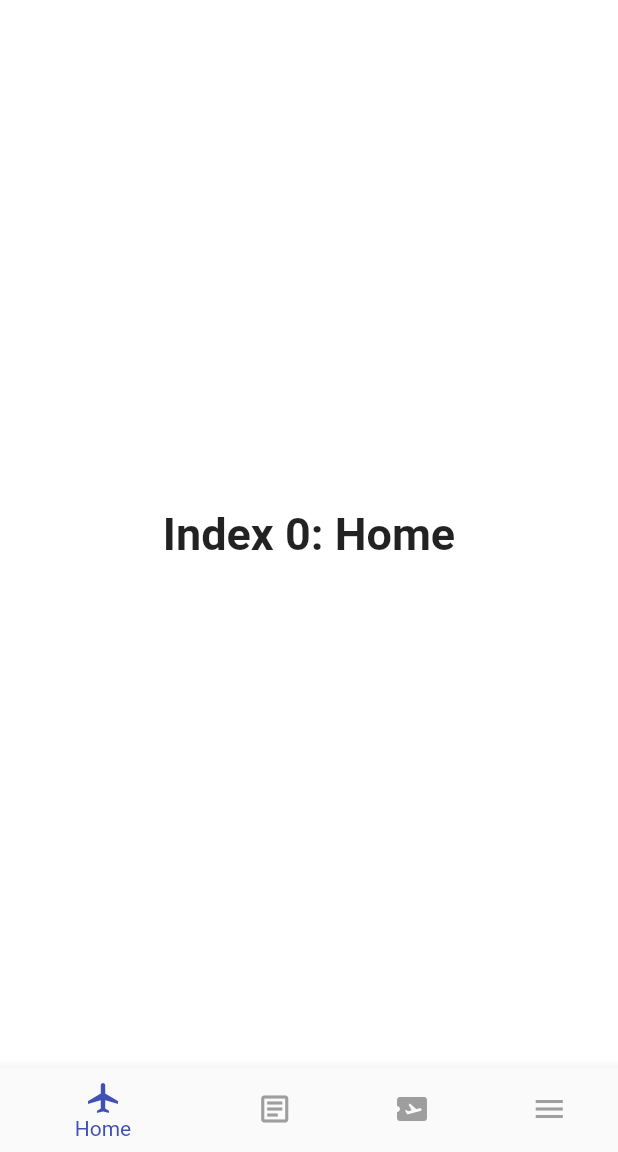
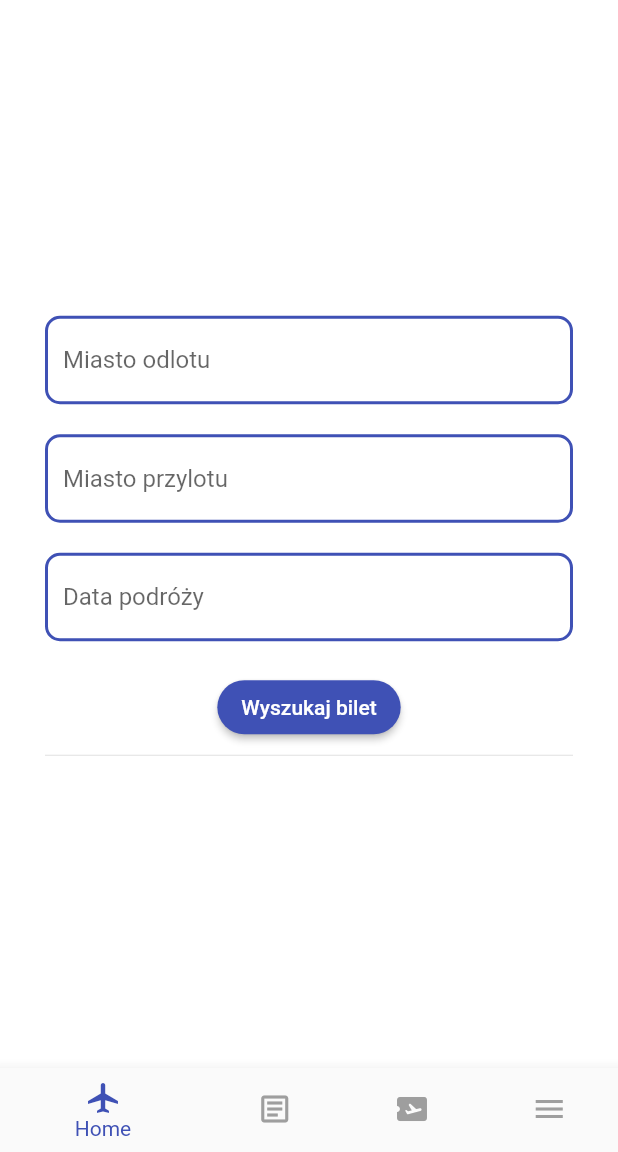
Before and after one commit to MrNanio/ticked, a Flutter app: the HomePage screen opened directly, on a phone screen of 412 x 824 dp, the part 84-1236 px from its top. Run offline on Flutter 3.47's test engine with Material 2 defaults, Android fonts, the phone set to English and light mode, and no system bars; our stand-ins replace cloud_firestore, firebase_auth, firebase_core, flutter_advanced_switch, flutter_spinkit, google_fonts; accounts and stored records are empty.

Commit message:
Flight form added

```diff
--- /dev/null
+++ b/lib/pages/flights/search_flight.dart
@@ -0,0 +1,101 @@
+import 'package:flutter/material.dart';
+import 'package:ticked/utils/form_decorators.dart';
+import 'package:intl/intl.dart';
+
+class SearchFlight extends StatefulWidget {
+  const SearchFlight({Key? key}) : super(key: key);
+
+  @override
+  _SearchFlightState createState() => _SearchFlightState();
+}
+
+class _SearchFlightState extends State<SearchFlight> {
+
+  TextEditingController _dateEditingController = TextEditingController();
+  String _start = '';
+  String _end = '';
+  DateTime? _selectedDate;
+
+
+  @override
+  Widget build(BuildContext context) {
+    return SingleChildScrollView(
+      child: Padding(
+        padding: const EdgeInsets.fromLTRB(30.0, 0.0, 30.0, 10.0),
+        child: Column(
+          children: [
+            Form(
+                child: Column(
+                  children: [
+                    SizedBox(height: 20.0,),
+                    TextFormField(
+                      decoration: textInputDecoration.copyWith(hintText: 'Miasto odlotu'),
+
+                    ),
+                    SizedBox(height: 20.0,),
+                    TextFormField(
+                      decoration: textInputDecoration.copyWith(hintText: 'Miasto przylotu'),
+
+                    ),
+                    SizedBox(height: 20.0,),
+                    TextFormField(
+                      decoration: textInputDecoration.copyWith(hintText: 'Data podróży'),
+                      focusNode: AlwaysDisabledFocusNode(),
+                      controller: _dateEditingController,
+                      onTap: () {
+                        _selectDate(context);
+                      },
+                    ),
+                    SizedBox(height: 20.0,),
+                    MaterialButton(
+                        onPressed: () {},
+                        child: Text('Wyszukaj bilet',
+                          style: TextStyle(color: Colors.white),
+                        ),
+                        color: Colors.indigo,
+                        shape: RoundedRectangleBorder(
+                            borderRadius: BorderRadius.circular(40))
+                    )
+                  ],
+                )
+            ),
+            Divider(),
+          ],
+        ),
+      ),
+    );
+  }
+
+  _selectDate(BuildContext context) async {
+    DateTime? newSelectedDate = await showDatePicker(
+        context: context,
+        locale: const Locale('pl', 'PL'),
+        initialDate: _selectedDate != null ? _selectedDate! : DateTime.now(),
+        firstDate: DateTime(2000),
+        lastDate: DateTime(2040),
+        builder: (BuildContext context, Widget? child) {
+          return Theme(
+            data: ThemeData.light().copyWith(
+              colorScheme: ColorScheme.fromSwatch(
+                primarySwatch: Colors.indigo
+              )
+            ),
+            child: child!,
+          );
+        });
+
+    if (newSelectedDate != null) {
+      _selectedDate = newSelectedDate;
+      _dateEditingController
+        ..text = DateFormat('dd/MM/yyyy').format(_selectedDate!)
+        ..selection = TextSelection.fromPosition(TextPosition(
+            offset: _dateEditingController.text.length,
+            affinity: TextAffinity.upstream));
+    }
+  }
+}
+
+class AlwaysDisabledFocusNode extends FocusNode {
+  @override
+  bool get hasFocus => false;
+}
--- a/lib/pages/home/home_page.dart
+++ b/lib/pages/home/home_page.dart
@@ -1,6 +1,7 @@
 import 'package:flutter/material.dart';
 import 'package:flutter/cupertino.dart';
 import 'package:google_fonts/google_fonts.dart';
+import 'package:ticked/pages/flights/search_flight.dart';
 import 'package:ticked/pages/settings/settings_page.dart';
 import 'package:ticked/widgets/menu_widget.dart';
 
@@ -24,10 +25,7 @@ class _HomePage extends State<HomePage> {
       TextStyle(fontSize: 30, fontWeight: FontWeight.bold);
 
   static final List<Widget> _widgetOptions = <Widget>[
-    const Text(
-      'Index 0: Home',
-      style: optionStyle,
-    ),
+    const SearchFlight(),
     const Text(
       'Index 1: Rezerwacje',
       style: optionStyle,
--- /dev/null
+++ b/lib/utils/form_decorators.dart
@@ -0,0 +1,17 @@
+import 'package:flutter/material.dart';
+
+var textInputDecoration = InputDecoration(
+    fillColor: Colors.white,
+    filled: true,
+    enabledBorder: OutlineInputBorder(
+        borderSide: BorderSide(
+          color: Colors.indigo,
+          width: 2.0,
+        ),
+        borderRadius: BorderRadius.circular(10.0)),
+    focusedBorder: OutlineInputBorder(
+        borderSide: BorderSide(
+          color: Colors.red,
+          width: 2.0,
+        ),
+        borderRadius: BorderRadius.circular(10.0)));
--- a/lib/utils/splash.dart
+++ b/lib/utils/splash.dart
@@ -18,7 +18,7 @@ class _SplashState extends State<Splash> {
   }
 
   _navigateAfterDelay() async {
-    await Future.delayed(const Duration(seconds: 4), () {});
+    await Future.delayed(const Duration(seconds: 1), () {});
     Navigator.pushReplacement(context,
         MaterialPageRoute(
             builder: (context) => const AuthenticationWrapper()));
--- a/pubspec.yaml
+++ b/pubspec.yaml
@@ -36,7 +36,11 @@ dependencies:
   provider: ^6.0.1
   flutter_spinkit: ^5.1.0
   flutter_advanced_switch: ^2.1.0
+  intl: ^0.17.0
 
+
+  flutter_localizations:
+    sdk: flutter
 
 
   # The following adds the Cupertino Icons font to your application.
```
Also changed, not shown: lib/main.dart (+7 -0 lines), pubspec.lock.
